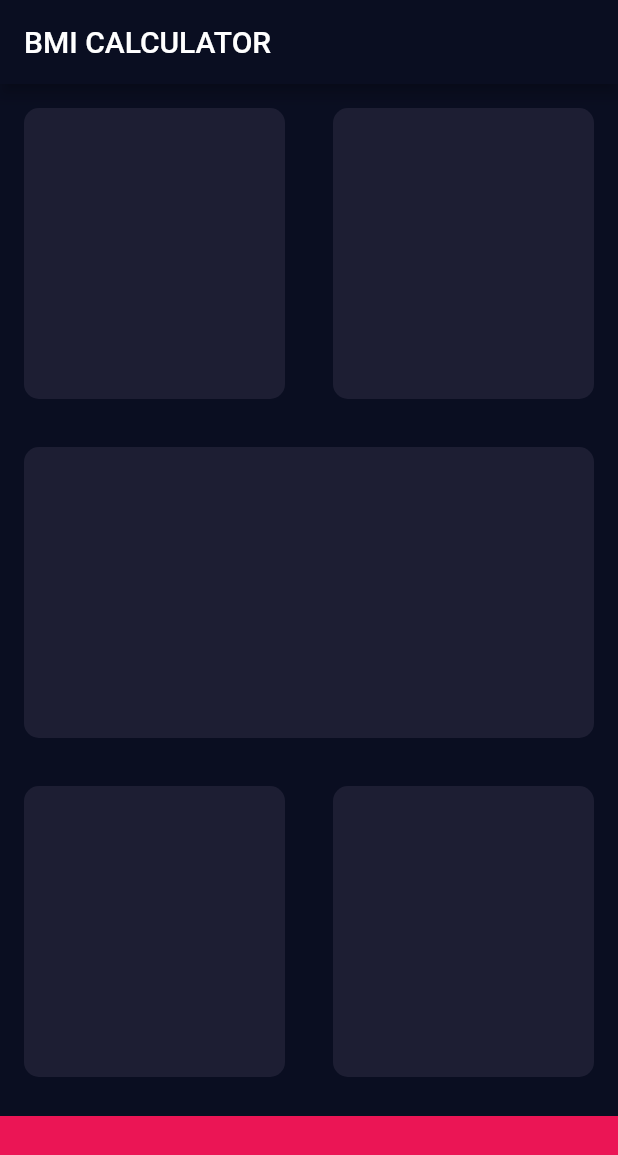
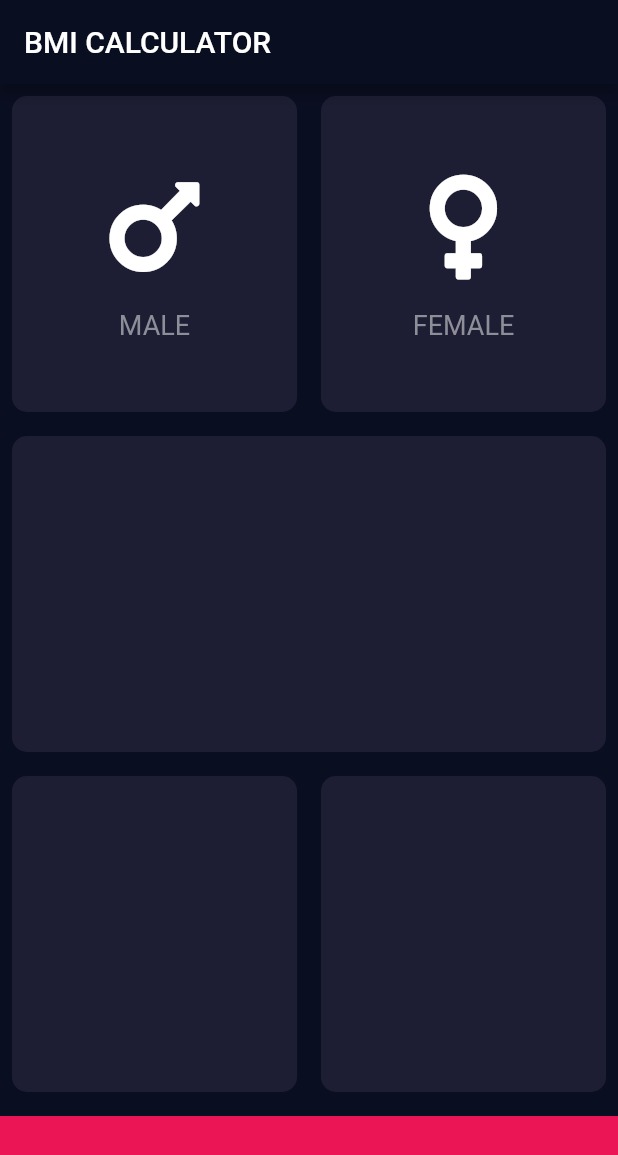
Before and after one commit to cesar-ferreira/flutter-BMICalculator, a Flutter app: the screen it shows after launch, on a phone screen of 412 x 824 dp. Shown: the top 1155 px of the screen. Run offline on Flutter 3.47's test engine with Material 2 defaults, Android fonts, the phone set to English and light mode, and no system bars; our stand-ins replace font_awesome_flutter.

Commit message:
create and extract a new custom widget

```diff
--- /dev/null
+++ b/bmi_calculator/lib/constants.dart
@@ -0,0 +1,8 @@
+import 'package:flutter/material.dart';
+
+class Constants {
+  static const bottomContainerHeight = 80;
+  static const activeCardColour = Color(0xFF1D1E33);
+  static const bottomContainerColour = Color(0xFFEB1555);
+  static const IconContentColour = Color(0xFF8D8E98);
+}
--- a/bmi_calculator/lib/input_page.dart
+++ b/bmi_calculator/lib/input_page.dart
@@ -1,8 +1,8 @@
+import 'package:bmi_calculator/constants.dart';
+import 'package:bmi_calculator/widgets/icon_content.dart';
+import 'package:bmi_calculator/widgets/reusable_card.dart';
 import 'package:flutter/material.dart';
-
-const bottomContainerHeight = 80;
-const activeCardColour = Color(0xFF1D1E33);
-const bottomContainerColour = Color(0xFFEB1555);
+import 'package:font_awesome_flutter/font_awesome_flutter.dart';
 
 class InputPage extends StatefulWidget {
   @override
@@ -23,12 +23,20 @@ class _InputPageState extends State<InputPage> {
               children: <Widget>[
                 Expanded(
                   child: ReusableCard(
-                    color: activeCardColour,
+                    color: Constants.activeCardColour,
+                    child: IconContent(
+                      icon: FontAwesomeIcons.mars,
+                      label: 'MALE',
+                    ),
                   ),
                 ),
                 Expanded(
                   child: ReusableCard(
-                    color: activeCardColour,
+                    color: Constants.activeCardColour,
+                    child: IconContent(
+                      icon: FontAwesomeIcons.venus,
+                      label: 'FEMALE',
+                    ),
                   ),
                 ),
               ],
@@ -36,7 +44,7 @@ class _InputPageState extends State<InputPage> {
           ),
           Expanded(
             child: ReusableCard(
-              color: activeCardColour,
+              color: Constants.activeCardColour,
             ),
           ),
           Expanded(
@@ -44,20 +52,20 @@ class _InputPageState extends State<InputPage> {
               children: <Widget>[
                 Expanded(
                   child: ReusableCard(
-                    color: activeCardColour,
+                    color: Constants.activeCardColour,
                   ),
                 ),
                 Expanded(
                   child: ReusableCard(
-                    color: activeCardColour,
+                    color: Constants.activeCardColour,
                   ),
                 ),
               ],
             ),
           ),
           Container(
-            color: bottomContainerColour,
-            margin: EdgeInsets.only(top: 10),
+            color: Constants.bottomContainerColour,
+            margin: EdgeInsets.only(top: 8),
             width: double.infinity,
             height: 80,
           ),
@@ -66,26 +74,3 @@ class _InputPageState extends State<InputPage> {
     );
   }
 }
-
-class ReusableCard extends StatelessWidget {
-
-  final Color color;
-
-  ReusableCard({@required this.color});
-
-  @override
-  Widget build(BuildContext context) {
-    return Container(
-      margin: EdgeInsets.all(16),
-      decoration: BoxDecoration(
-        color: color,
-        borderRadius: BorderRadius.circular(10),
-      ),
-    );
-  }
-}
-
-
-//
-//Container(
-//color: Color(0xFF1D1E33),
--- /dev/null
+++ b/bmi_calculator/lib/widgets/icon_content.dart
@@ -0,0 +1,34 @@
+import 'package:bmi_calculator/constants.dart';
+import 'package:flutter/material.dart';
+import 'package:font_awesome_flutter/font_awesome_flutter.dart';
+
+class IconContent extends StatelessWidget {
+
+  IconContent({@required this.icon, this.label});
+
+  final IconData icon;
+  final String label;
+
+  @override
+  Widget build(BuildContext context) {
+    return Column(
+      mainAxisAlignment: MainAxisAlignment.center,
+      children: <Widget>[
+        Icon(
+          icon,
+          size: 80,
+        ),
+        SizedBox(
+          height: 15,
+        ),
+        Text(
+          label,
+          style: TextStyle(
+            fontSize: 18,
+            color: Constants.IconContentColour,
+          ),
+        )
+      ],
+    );
+  }
+}
--- /dev/null
+++ b/bmi_calculator/lib/widgets/reusable_card.dart
@@ -0,0 +1,21 @@
+import 'package:flutter/material.dart';
+
+class ReusableCard extends StatelessWidget {
+
+  final Color color;
+  final Widget child;
+
+  ReusableCard({@required this.color, this.child});
+
+  @override
+  Widget build(BuildContext context) {
+    return Container(
+      child: child,
+      margin: EdgeInsets.all(8),
+      decoration: BoxDecoration(
+        color: color,
+        borderRadius: BorderRadius.circular(10),
+      ),
+    );
+  }
+}
```
